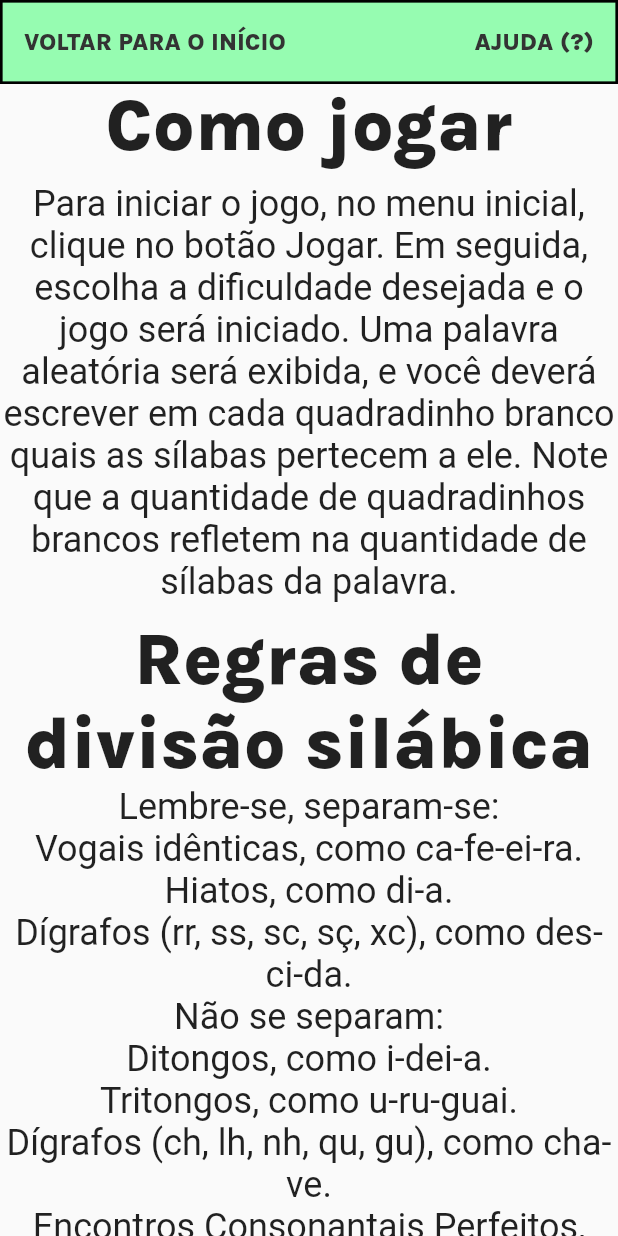
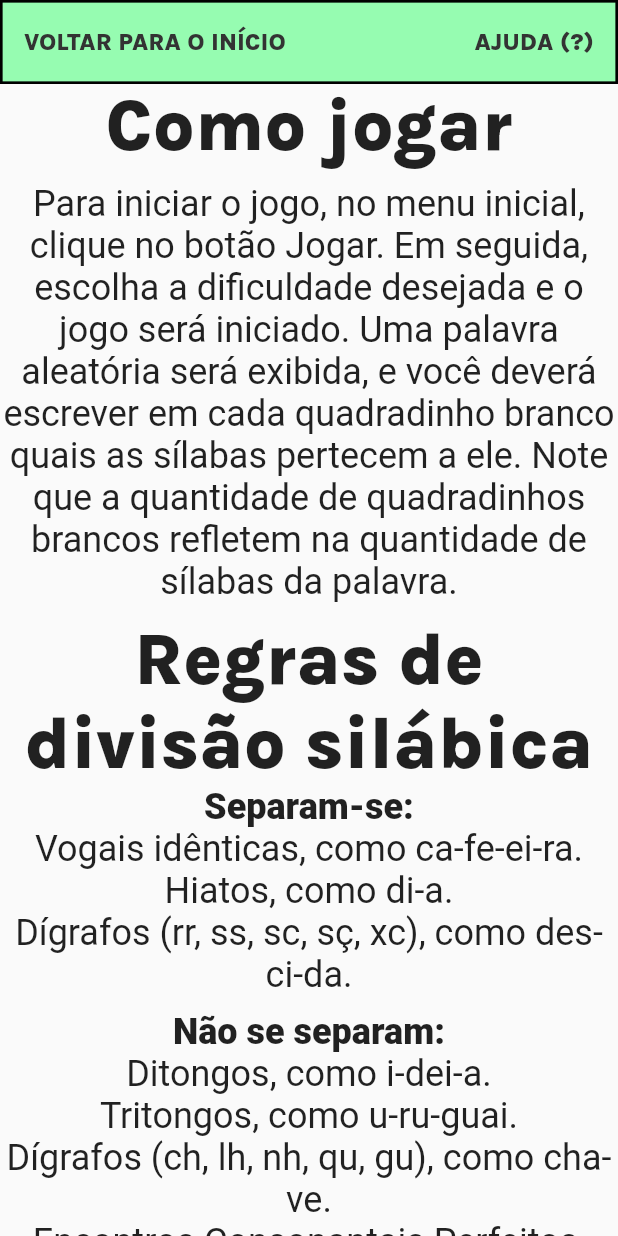
Before and after one commit to juan-the-creator/trab_fs_2, a Flutter app: the screen it shows after launch, on a phone screen of 412 x 824 dp. Run offline on Flutter 3.47's test engine with Material 2 defaults, Android fonts, the phone set to English and light mode, and no system bars.

Commit message:
Updated HelpScreen

```diff
--- a/lib/screens/HelpScreen.dart
+++ b/lib/screens/HelpScreen.dart
@@ -28,12 +28,21 @@ class HelpScreen extends StatelessWidget {
                   height: 10.0,
                 ),
                 BigWord(word: "Regras de divisão silábica"),
-                TextFlexSize(word: 'Lembre-se, separam-se:'),
+                TextFlexSize(
+                  word: 'Separam-se:',
+                  bold: true,
+                ),
                 TextFlexSize(word: 'Vogais idênticas, como ca-fe-ei-ra.'),
                 TextFlexSize(word: 'Hiatos, como di-a.'),
                 TextFlexSize(
                     word: 'Dígrafos (rr, ss, sc, sç, xc), como des-ci-da.'),
-                TextFlexSize(word: 'Não se separam:'),
+                SizedBox(
+                  height: 10.0,
+                ),
+                TextFlexSize(
+                  word: 'Não se separam:',
+                  bold: true,
+                ),
                 TextFlexSize(word: 'Ditongos, como i-dei-a.'),
                 TextFlexSize(word: 'Tritongos, como u-ru-guai.'),
                 TextFlexSize(
@@ -59,7 +68,9 @@ class HelpScreen extends StatelessWidget {
 class TextFlexSize extends StatelessWidget {
   final String word;
   final double fontSize;
-  const TextFlexSize({Key? key, this.word = "PALAVRA", this.fontSize = 24})
+  final bool bold;
+  const TextFlexSize(
+      {Key? key, this.word = "PALAVRA", this.fontSize = 24, this.bold = false})
       : super(key: key);
 
   @override
@@ -69,6 +80,8 @@ class TextFlexSize extends StatelessWidget {
       textAlign: TextAlign.center,
       style: TextStyle(
         fontSize: fontSize,
+        fontWeight: bold ? FontWeight.w900 : FontWeight.normal,
+        // fontFamily: "Karla",
       ),
     );
   }
```
